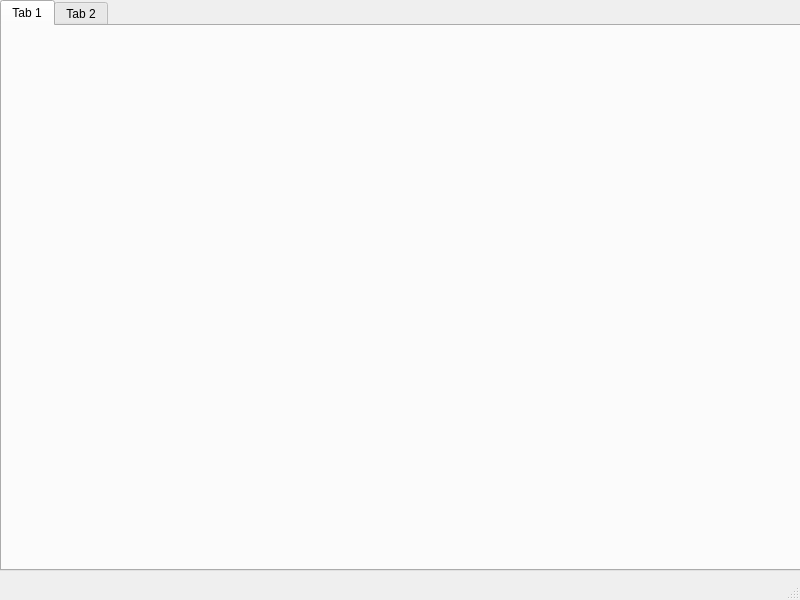
First picture: the form in main_window.ui, repository AlexFdzSchz/AmancioOrtegArk, before the edit.
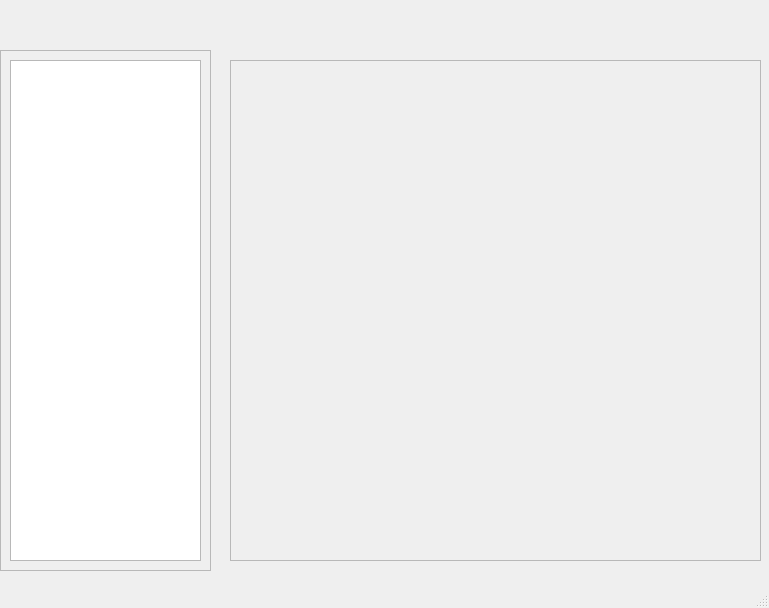
Second picture: the form after the edit.

What changed in the file:
```diff
--- a/main_window.ui
+++ b/main_window.ui
@@ -6,35 +6,73 @@
    <rect>
     <x>0</x>
     <y>0</y>
-    <width>800</width>
-    <height>600</height>
+    <width>769</width>
+    <height>608</height>
    </rect>
   </property>
   <property name="windowTitle">
    <string>MainWindow</string>
   </property>
   <widget class="QWidget" name="centralwidget">
-   <widget class="QTabWidget" name="tabWidget">
+   <widget class="QScrollArea" name="scrollArea">
     <property name="geometry">
      <rect>
       <x>0</x>
-      <y>0</y>
-      <width>801</width>
-      <height>571</height>
+      <y>50</y>
+      <width>211</width>
+      <height>521</height>
      </rect>
     </property>
-    <property name="currentIndex">
-     <number>0</number>
+    <property name="widgetResizable">
+     <bool>true</bool>
     </property>
-    <widget class="QWidget" name="tab">
-     <attribute name="title">
-      <string>Tab 1</string>
-     </attribute>
+    <widget class="QWidget" name="scrollAreaWidgetContents_2">
+     <property name="geometry">
+      <rect>
+       <x>0</x>
+       <y>0</y>
+       <width>209</width>
+       <height>519</height>
+      </rect>
+     </property>
+     <layout class="QVBoxLayout" name="verticalLayout_2">
+      <item>
+       <widget class="QListWidget" name="listWidget">
+        <property name="selectionMode">
+         <enum>QAbstractItemView::MultiSelection</enum>
+        </property>
+       </widget>
+      </item>
+     </layout>
     </widget>
-    <widget class="QWidget" name="tab_2">
-     <attribute name="title">
-      <string>Tab 2</string>
-     </attribute>
+   </widget>
+   <widget class="QFrame" name="frame">
+    <property name="geometry">
+     <rect>
+      <x>230</x>
+      <y>60</y>
+      <width>531</width>
+      <height>501</height>
+     </rect>
+    </property>
+    <property name="frameShape">
+     <enum>QFrame::StyledPanel</enum>
+    </property>
+    <property name="frameShadow">
+     <enum>QFrame::Raised</enum>
+    </property>
+    <widget class="QLabel" name="img">
+     <property name="geometry">
+      <rect>
+       <x>40</x>
+       <y>30</y>
+       <width>47</width>
+       <height>13</height>
+      </rect>
+     </property>
+     <property name="text">
+      <string/>
+     </property>
     </widget>
    </widget>
   </widget>
```
Left out of the diff: 2 changed lines with no effect on the pictures.
